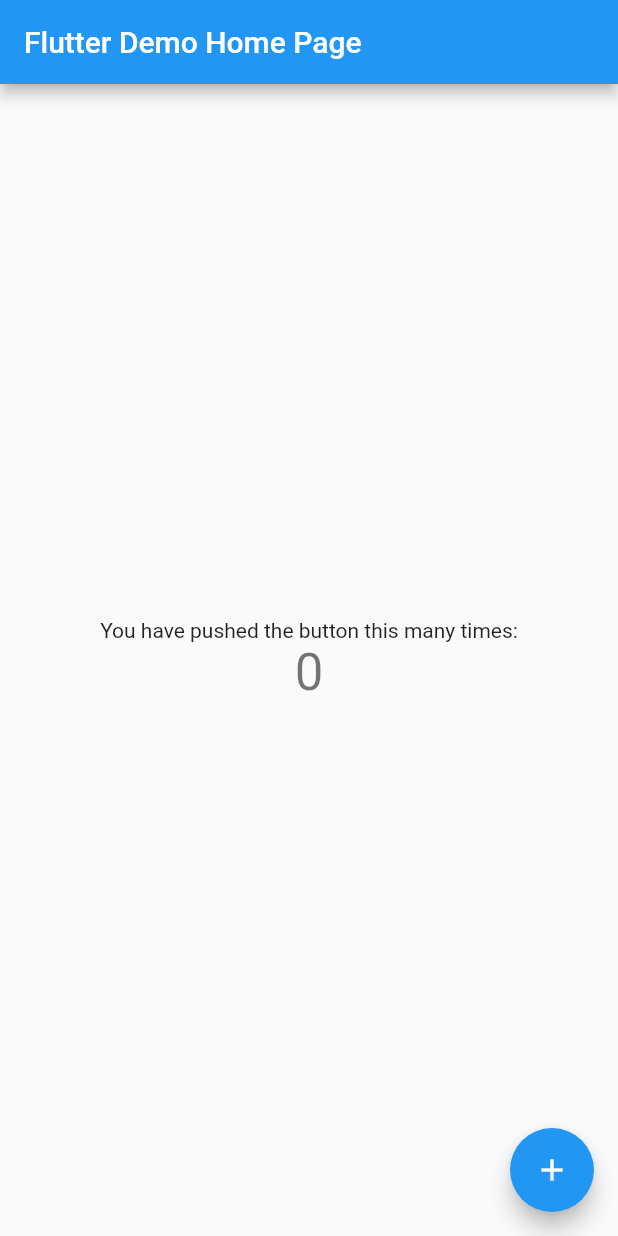
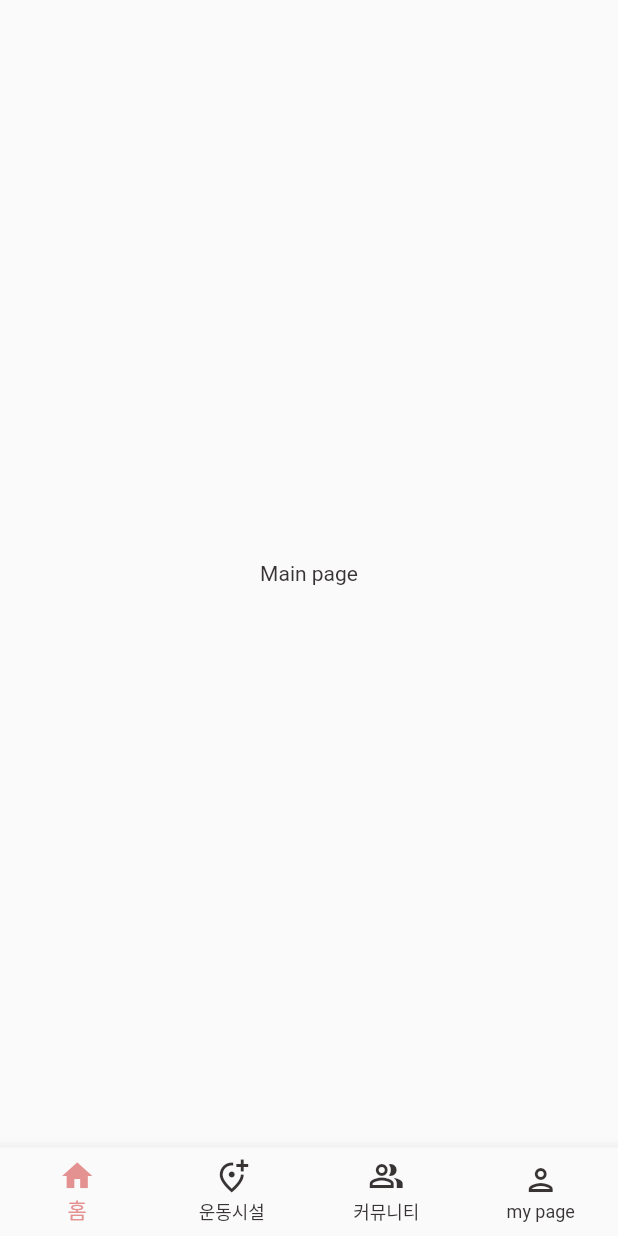
Before and after one commit to ParkSangbeomm/LetsExercise, a Flutter app: the screen it shows after launch, on a phone screen of 412 x 824 dp. Run offline on Flutter 3.47's test engine with Material 2 defaults, Android fonts, the phone set to English and light mode, and no system bars.

Commit message:
Create by haerin on 2021/11/02  - create app structure  - add Navigation bar

```diff
--- /dev/null
+++ b/organization_chat_app/lib/app.dart
@@ -0,0 +1,40 @@
+import 'package:flutter/material.dart';
+import 'package:organization_chat_app/navigationbar.dart';
+import 'package:organization_chat_app/home.dart';
+import 'package:organization_chat_app/findgym.dart';
+import 'package:organization_chat_app/community.dart';
+import 'package:organization_chat_app/mypage.dart';
+
+
+class ExerciseApp extends StatelessWidget {
+
+  @override
+  Widget build(BuildContext context) {
+    return MaterialApp(
+      title: 'team25',
+      home: Navigationbar(),
+      initialRoute: '/bar',
+      // onGenerateRoute: _getRoute,
+      routes: {
+        '/bar' : (context) => Navigationbar(),
+        '/home' : (context) => HomePage(),
+        '/findgym' : (context) => FindgymPage(),
+        '/community' : (context) => CommunityPage(),
+        '/myPage' : (context) => MyPage(),
+
+      },
+    );
+  }
+
+  // Route<dynamic> _getRoute(RouteSettings settings) {
+  //   if (settings.name != '/login') {
+  //     return null;
+  //   }
+  //
+  //   return MaterialPageRoute<void>(
+  //     settings: settings,
+  //     builder: (BuildContext context) => LoginPage(),
+  //     fullscreenDialog: true,
+  //   );
+  // }
+}
--- /dev/null
+++ b/organization_chat_app/lib/home.dart
@@ -0,0 +1,18 @@
+import 'package:flutter/material.dart';
+
+class HomePage extends StatefulWidget {
+  @override
+  State<HomePage> createState() => _HomePageState();
+}
+
+class _HomePageState extends State<HomePage> {
+  @override
+  Widget build(BuildContext context) {
+
+    return const Scaffold(
+      body: Center(
+        child: Text('Main page',style: TextStyle(color: Color(0xff383434))),
+      )
+    );
+  }
+}
--- a/organization_chat_app/lib/main.dart
+++ b/organization_chat_app/lib/main.dart
@@ -1,116 +1,7 @@
 import 'package:flutter/material.dart';
+import 'app.dart';
 
-void main() {
-  runApp(const MyApp());
+void main() async {
+  WidgetsFlutterBinding.ensureInitialized();
+  runApp(ExerciseApp());
 }
-//test
-// imsohungry ㅎㅎ
-class MyApp extends StatelessWidget {
-  const MyApp({Key? key}) : super(key: key);
-
-  // This widget is the root of your application.
-  @override
-  Widget build(BuildContext context) {
-    return MaterialApp(
-      title: 'Flutter Demo So blueee',
-      theme: ThemeData(
-        // This is the theme of your application.
-        //
-        // Try running your application with "flutter run". You'll see the
-        // application has a blue toolbar. Then, without quitting the app, try
-        // changing the primarySwatch below to Colors.green and then invoke
-        // "hot reload" (press "r" in the console where you ran "flutter run",
-        // or simply save your changes to "hot reload" in a Flutter IDE).
-        // Notice that the counter didn't reset back to zero; the application
-        // is not restarted.
-        primarySwatch: Colors.blue,
-      ),
-      home: const MyHomePage(title: 'Flutter Demo Home Page'),
-    );
-  }
-}
-
-class MyHomePage extends StatefulWidget {
-  const MyHomePage({Key? key, required this.title}) : super(key: key);
-
-  // This widget is the home page of your application. It is stateful, meaning
-  // that it has a State object (defined below) that contains fields that affect
-  // how it looks.
-
-  // This class is the configuration for the state. It holds the values (in this
-  // case the title) provided by the parent (in this case the App widget) and
-  // used by the build method of the State. Fields in a Widget subclass are
-  // always marked "final".
-
-  final String title;
-
-  @override
-  State<MyHomePage> createState() => _MyHomePageState();
-}
-
-class _MyHomePageState extends State<MyHomePage> {
-  int _counter = 0;
-
-  void _incrementCounter() {
-    setState(() {
-      // This call to setState tells the Flutter framework that something has
-      // changed in this State, which causes it to rerun the build method below
-      // so that the display can reflect the updated values. If we changed
-      // _counter without calling setState(), then the build method would not be
-      // called again, and so nothing would appear to happen.
-      _counter++;
-    });
-  }
-
-  @override
-  Widget build(BuildContext context) {
-    // This method is rerun every time setState is called, for instance as done
-    // by the _incrementCounter method above.
-    //
-    // The Flutter framework has been optimized to make rerunning build methods
-    // fast, so that you can just rebuild anything that needs updating rather
-    // than having to individually change instances of widgets.
-    return Scaffold(
-      appBar: AppBar(
-        // Here we take the value from the MyHomePage object that was created by
-        // the App.build method, and use it to set our appbar title.
-        title: Text(widget.title),
-      ),
-      body: Center(
-        // Center is a layout widget. It takes a single child and positions it
-        // in the middle of the parent.
-        child: Column(
-          // Column is also a layout widget. It takes a list of children and
-          // arranges them vertically. By default, it sizes itself to fit its
-          // children horizontally, and tries to be as tall as its parent.
-          //
-          // Invoke "debug painting" (press "p" in the console, choose the
-          // "Toggle Debug Paint" action from the Flutter Inspector in Android
-          // Studio, or the "Toggle Debug Paint" command in Visual Studio Code)
-          // to see the wireframe for each widget.
-          //
-          // Column has various properties to control how it sizes itself and
-          // how it positions its children. Here we use mainAxisAlignment to
-          // center the children vertically; the main axis here is the vertical
-          // axis because Columns are vertical (the cross axis would be
-          // horizontal).
-          mainAxisAlignment: MainAxisAlignment.center,
-          children: <Widget>[
-            const Text(
-              'You have pushed the button this many times:',
-            ),
-            Text(
-              '$_counter',
-              style: Theme.of(context).textTheme.headline4,
-            ),
-          ],
-        ),
-      ),
-      floatingActionButton: FloatingActionButton(
-        onPressed: _incrementCounter,
-        tooltip: 'Increment',
-        child: const Icon(Icons.add),
-      ), // This trailing comma makes auto-formatting nicer for build methods.
-    );
-  }
-}
--- /dev/null
+++ b/organization_chat_app/lib/navigationbar.dart
@@ -0,0 +1,57 @@
+import 'package:flutter/material.dart';
+import 'package:organization_chat_app/community.dart';
+import 'package:organization_chat_app/findgym.dart';
+import 'package:organization_chat_app/home.dart';
+import 'package:organization_chat_app/mypage.dart';
+
+class Navigationbar extends StatefulWidget {
+  @override
+  State<Navigationbar> createState() => _NavigationbarState();
+}
+
+class _NavigationbarState extends State<Navigationbar> {
+  int _screenIndex = 0;
+  final List<Widget> _screenList = [HomePage(), FindgymPage(),CommunityPage(), MyPage()];
+
+  @override
+  Widget build(BuildContext context) {
+    return Scaffold(
+      body: _screenList[_screenIndex],
+
+      bottomNavigationBar: BottomNavigationBar(
+        type: BottomNavigationBarType.fixed,
+        selectedItemColor: const Color(0xffe49191),
+        unselectedItemColor: const Color(0xff383434),
+        currentIndex: _screenIndex,
+        onTap: (value) {
+          setState(() {
+            _screenIndex = value;
+          });
+        },
+        // ignore: prefer_const_literals_to_create_immutables
+        items: [
+          BottomNavigationBarItem(
+              icon: _screenIndex == 0
+                  ? const Icon(Icons.home)
+                  : const Icon(Icons.home_outlined),
+              label: '홈'),
+          BottomNavigationBarItem(
+              icon: _screenIndex == 1
+                  ? const Icon(Icons.add_location_alt)
+                  : const Icon(Icons.add_location_alt_outlined),
+              label: '운동시설'),
+          BottomNavigationBarItem(
+              icon: _screenIndex == 2
+                  ? const Icon(Icons.people_alt)
+                  : const Icon(Icons.people_alt_outlined),
+              label: '커뮤니티'),
+          BottomNavigationBarItem(
+              icon: _screenIndex == 3
+                  ? const Icon(Icons.person)
+                  : const Icon(Icons.person_outlined),
+              label: 'my page'),
+        ],
+      ), // This trailing comma makes auto-formatting nicer for build methods.
+    );
+  }
+}
--- a/organization_chat_app/lib/soblue.dart
+++ /dev/null
@@ -1 +0,0 @@
-Soblue
```
Also changed, not shown: organization_chat_app/lib/community.dart (added, +18 -0 lines), organization_chat_app/lib/findgym.dart (added, +18 -0 lines), organization_chat_app/lib/mypage.dart (added, +18 -0 lines), 1 other file.
